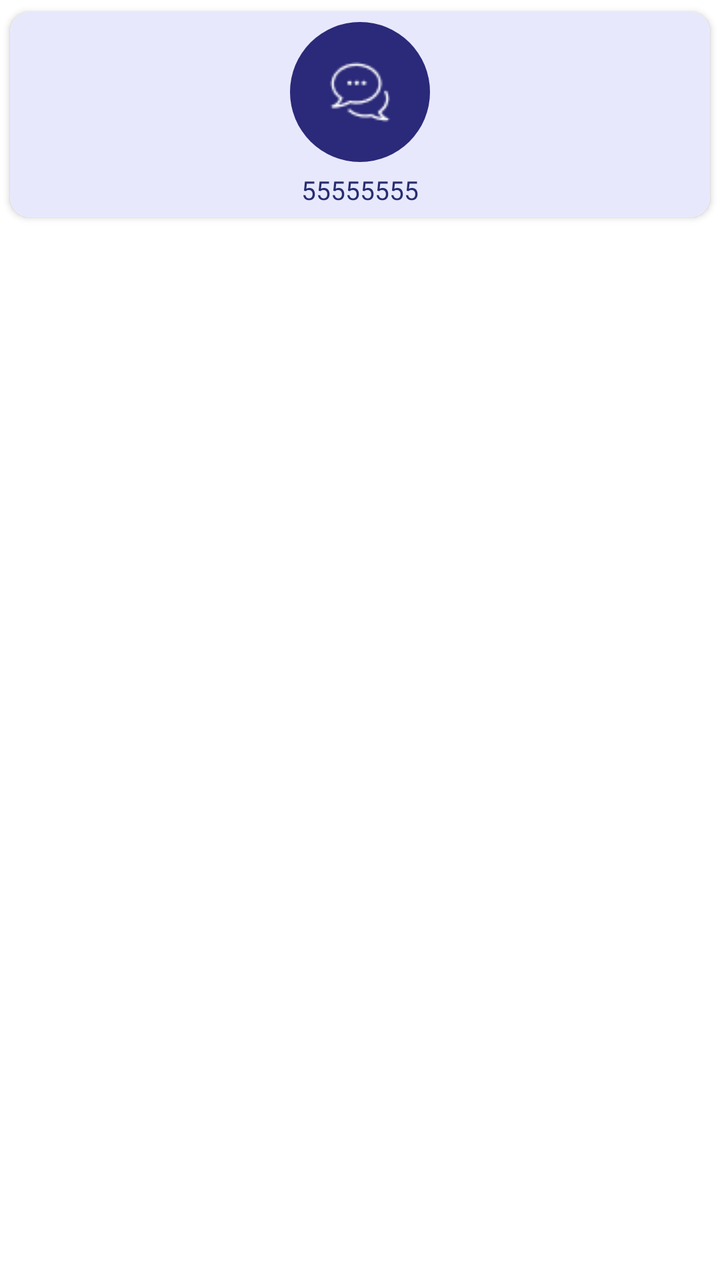
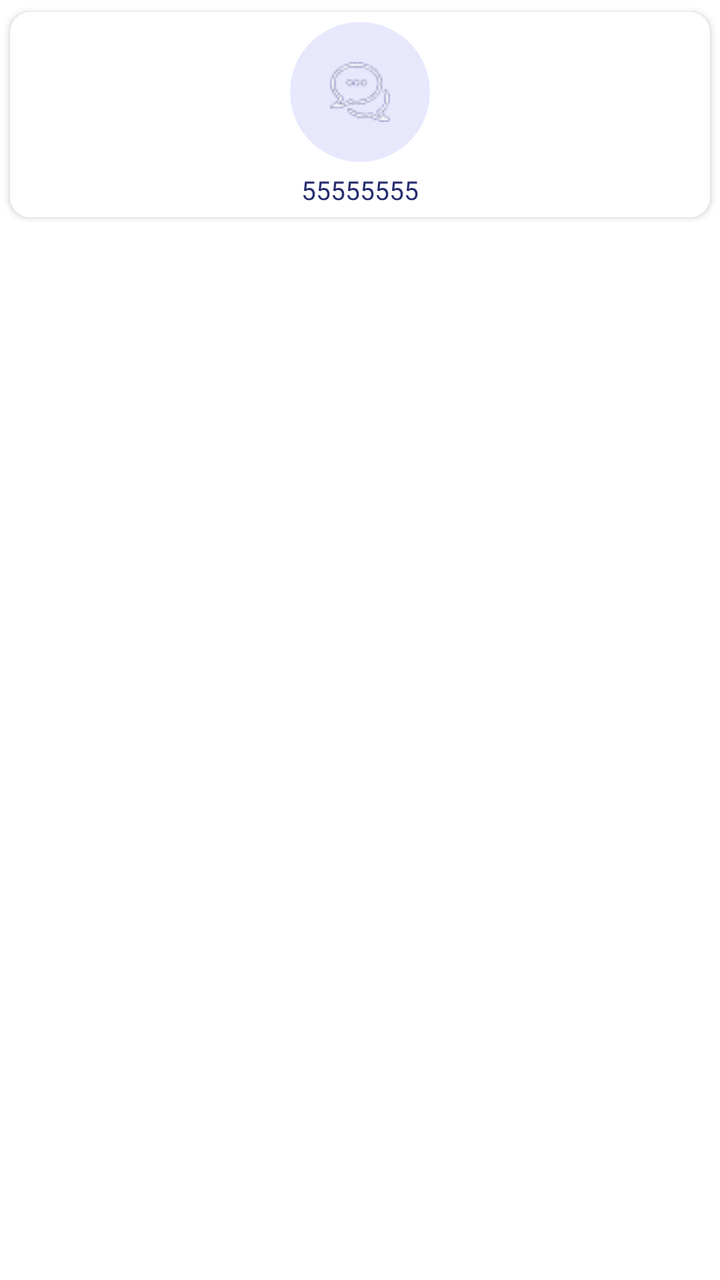

Two renders of the same Android screen: before a commit and after it. Below are the layout's source before the change and the commit's diff.
<!-- AndroidManifest.xml: application theme Theme.NewDesign -->
<!-- res/layout/item_layout_rvservices.xml -->
<?xml version="1.0" encoding="utf-8"?>
<androidx.constraintlayout.widget.ConstraintLayout xmlns:android="http://schemas.android.com/apk/res/android"
    android:layout_width="match_parent"
    android:layout_height="wrap_content"
    xmlns:app="http://schemas.android.com/apk/res-auto">

    <androidx.cardview.widget.CardView
        android:id="@+id/cardview"
        android:layout_width="match_parent"
        android:layout_height="wrap_content"
        app:cardCornerRadius="10dp"
        app:cardUseCompatPadding="true"
        android:background="@color/color_completeprofile"
        app:layout_constraintEnd_toEndOf="parent"
        app:layout_constraintStart_toStartOf="parent"
        app:layout_constraintTop_toTopOf="parent"

        >

        <androidx.constraintlayout.widget.ConstraintLayout
            android:id="@+id/layput_services"
            android:layout_width="match_parent"
            android:layout_height="match_parent"
            android:background="@color/color_completeprofile"
            android:padding="5dp"
            >

            <androidx.constraintlayout.widget.ConstraintLayout
                android:id="@+id/layout_uploadImage"
                android:layout_width="70dp"
                android:layout_height="70dp"
                android:background="@drawable/bg_circle"
                app:layout_constraintTop_toTopOf="parent"
                app:layout_constraintEnd_toEndOf="parent"
               app:layout_constraintStart_toStartOf="parent">

                <com.google.android.material.imageview.ShapeableImageView
                    android:id="@+id/iv_services"
                    android:layout_width="30dp"
                    android:layout_height="30dp"
                    android:adjustViewBounds="true"
                    android:src="@drawable/ic_chat"
                    app:layout_constraintBottom_toBottomOf="parent"
                    app:layout_constraintEnd_toEndOf="parent"
                    app:layout_constraintStart_toStartOf="parent"
                    app:layout_constraintTop_toTopOf="parent" />
            </androidx.constraintlayout.widget.ConstraintLayout>


            <TextView
                android:id="@+id/tv_serviceName"
                android:layout_width="wrap_content"
                android:layout_height="wrap_content"
                android:layout_marginTop="5dp"
                android:text="55555555"
                android:gravity="center"
                android:textAppearance="@style/TextAppearance.AppCompat.Headline"
                android:textColor="@color/color_primary"
                android:textSize="13sp"
                app:layout_constraintStart_toStartOf="parent"
                app:layout_constraintEnd_toEndOf="parent"
                app:layout_constraintTop_toBottomOf="@+id/layout_uploadImage" />





        </androidx.constraintlayout.widget.ConstraintLayout>

    </androidx.cardview.widget.CardView>
</androidx.constraintlayout.widget.ConstraintLayout>
<!-- resources referenced by this layout -->
<resources>
  <color name="color_completeprofile">#E8E8FD</color>
  <color name="color_primary">#262D70</color>
  <!-- drawable bg_circle (drawable) -->
  <?xml version="1.0" encoding="utf-8"?>
  <shape xmlns:android="http://schemas.android.com/apk/res/android"
      android:shape="oval"
      >
  
      <size android:width="20dp" android:height="20dp"/>
      <solid android:color="@color/blue"/>
  
  </shape>
  <!-- drawable ic_chat: png bitmap (drawable, 1329 bytes) -->
  <style name="Theme.NewDesign" parent="Theme.MaterialComponents.Light.NoActionBar">
          
          <item name="colorPrimary">@color/purple_500</item>
          <item name="colorPrimaryVariant">@color/purple_700</item>
          <item name="colorOnPrimary">@color/white</item>
          
          <item name="colorSecondary">#0639BA</item>
          <item name="colorSecondaryVariant">@color/teal_700</item>
          <item name="colorOnSecondary">@color/black</item>
          
          <item name="android:statusBarColor">?attr/colorPrimaryVariant</item>
          
      </style>
  <color name="blue">#2B2979</color>
  <color name="purple_500">#FF6200EE</color>
  <color name="purple_700">#FF3700B3</color>
  <color name="white">#FFFFFFFF</color>
  <color name="teal_700">#FF018786</color>
  <color name="black">#FF000000</color>
</resources>

<!-- the commit's change to res/layout/item_layout_rvservices.xml (unified diff, before → after) -->
@@ -21,7 +21,7 @@
             android:id="@+id/layput_services"
             android:layout_width="match_parent"
             android:layout_height="match_parent"
-            android:background="@color/color_completeprofile"
+            android:background="@color/white"
             android:padding="5dp"
             >
 
@@ -29,7 +29,7 @@
                 android:id="@+id/layout_uploadImage"
                 android:layout_width="70dp"
                 android:layout_height="70dp"
-                android:background="@drawable/bg_circle"
+                android:background="@drawable/bg_circlemove"
                 app:layout_constraintTop_toTopOf="parent"
                 app:layout_constraintEnd_toEndOf="parent"
                app:layout_constraintStart_toStartOf="parent">
<!-- resource entries referenced after the edit -->
@@ -2,16 +2,6 @@
 <resources>
   <color name="color_completeprofile">#E8E8FD</color>
   <color name="color_primary">#262D70</color>
-  <!-- drawable bg_circle (drawable) -->
-  <?xml version="1.0" encoding="utf-8"?>
-  <shape xmlns:android="http://schemas.android.com/apk/res/android"
-      android:shape="oval"
-      >
-  
-      <size android:width="20dp" android:height="20dp"/>
-      <solid android:color="@color/blue"/>
-  
-  </shape>
   <!-- drawable ic_chat: png bitmap (drawable, 1329 bytes) -->
   <style name="Theme.NewDesign" parent="Theme.MaterialComponents.Light.NoActionBar">
           
@@ -26,10 +16,20 @@
           <item name="android:statusBarColor">?attr/colorPrimaryVariant</item>
           
       </style>
-  <color name="blue">#2B2979</color>
+  <color name="move">#E8E8FD</color>
   <color name="purple_500">#FF6200EE</color>
   <color name="purple_700">#FF3700B3</color>
   <color name="white">#FFFFFFFF</color>
+  <!-- drawable bg_circlemove (drawable) -->
+  <?xml version="1.0" encoding="utf-8"?>
+  <shape xmlns:android="http://schemas.android.com/apk/res/android"
+      android:shape="oval"
+      >
+  
+      <size android:width="20dp" android:height="20dp"/>
+      <solid android:color="@color/move"/>
+  
+  </shape>
   <color name="teal_700">#FF018786</color>
   <color name="black">#FF000000</color>
 </resources>
